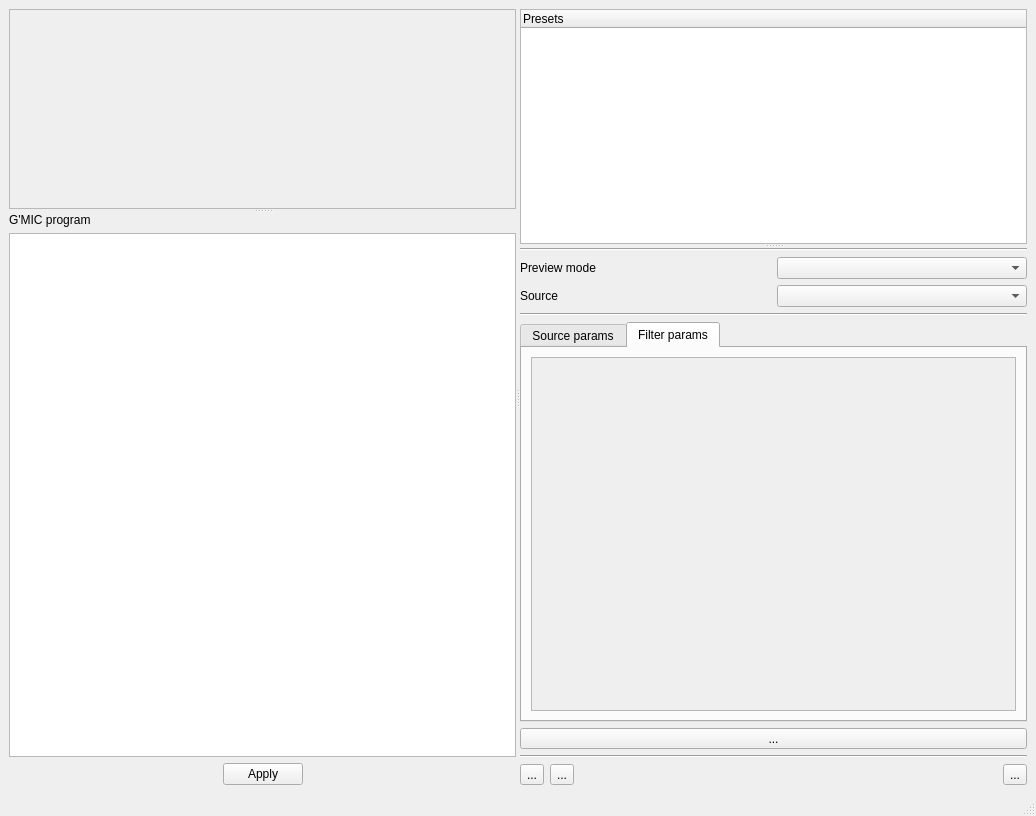
Before: the Qt Designer form zart/ui/MainWindow.ui in mneumann/gmic-minimal, drawn with Qt 5.
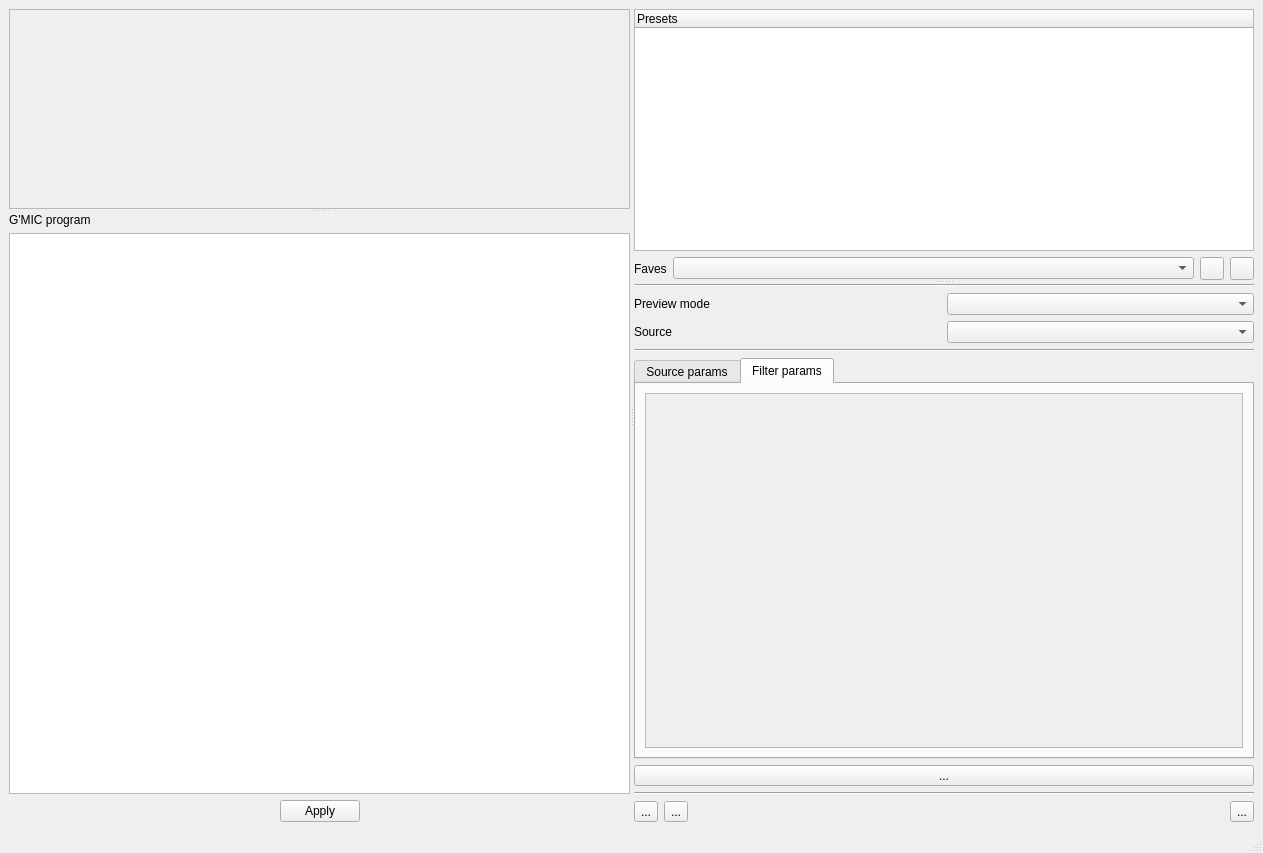
After: the same form once the commit is applied. The open tabs and pages were chosen to show the change. Icons and pictures are not drawn. Custom widgets are drawn as their Qt base class.

What changed in the file:
```diff
--- a/zart/ui/MainWindow.ui
+++ b/zart/ui/MainWindow.ui
@@ -6,16 +6,16 @@
    <rect>
     <x>0</x>
     <y>0</y>
-    <width>1036</width>
-    <height>816</height>
+    <width>1263</width>
+    <height>853</height>
    </rect>
   </property>
   <property name="windowTitle">
    <string>MainWindow</string>
   </property>
   <widget class="QWidget" name="centralwidget">
-   <layout class="QGridLayout" name="gridLayout_9">
-    <item row="0" column="0">
+   <layout class="QHBoxLayout" name="horizontalLayout_3">
+    <item>
      <widget class="QSplitter" name="_verticalSplitter">
       <property name="orientation">
        <enum>Qt::Horizontal</enum>
@@ -155,12 +155,15 @@
          <verstretch>0</verstretch>
         </sizepolicy>
        </property>
-       <layout class="QGridLayout" name="gridLayout_8">
-        <item row="0" column="0">
+       <layout class="QVBoxLayout" name="verticalLayout_5">
+        <item>
          <widget class="QSplitter" name="_rightPanelSplitter">
           <property name="orientation">
            <enum>Qt::Vertical</enum>
           </property>
+          <widget class="QWidget" name="layoutWidget1">
+           <layout class="QVBoxLayout" name="verticalLayout_4">
+            <item>
           <widget class="QTreeWidget" name="_treeGPresets">
            <property name="sizePolicy">
             <sizepolicy hsizetype="Preferred" vsizetype="MinimumExpanding">
@@ -174,7 +177,36 @@
             </property>
            </column>
           </widget>
-          <widget class="QWidget" name="layoutWidget">
+            </item>
+            <item>
+             <layout class="QHBoxLayout" name="horizontalLayout">
+              <item>
+               <widget class="QLabel" name="label_14">
+                <property name="sizePolicy">
+                 <sizepolicy hsizetype="Fixed" vsizetype="Preferred">
+                  <horstretch>0</horstretch>
+                  <verstretch>0</verstretch>
+                 </sizepolicy>
+                </property>
+                <property name="text">
+                 <string>Faves</string>
+                </property>
+               </widget>
+              </item>
+              <item>
+               <widget class="QComboBox" name="_cbFaves"/>
+              </item>
+              <item>
+               <widget class="QToolButton" name="_tbAddFave"/>
+              </item>
+              <item>
+               <widget class="QToolButton" name="_tbRemoveFave"/>
+              </item>
+             </layout>
+            </item>
+           </layout>
+          </widget>
+          <widget class="QWidget" name="layoutWidget3">
            <layout class="QVBoxLayout" name="verticalLayout_2">
             <item>
              <widget class="Line" name="line">
@@ -523,7 +555,7 @@
                     <rect>
                      <x>0</x>
                      <y>0</y>
-                     <width>80</width>
+                     <width>62</width>
                      <height>16</height>
                     </rect>
                    </property>
@@ -588,6 +620,12 @@
              <layout class="QHBoxLayout" name="horizontalLayout_2">
               <item>
                <widget class="QToolButton" name="_tbZoomOriginal">
+                <property name="sizePolicy">
+                 <sizepolicy hsizetype="Preferred" vsizetype="Preferred">
+                  <horstretch>0</horstretch>
+                  <verstretch>0</verstretch>
+                 </sizepolicy>
+                </property>
                 <property name="toolTip">
                  <string>Set zoom factor to 1:1</string>
                 </property>
@@ -598,16 +636,16 @@
                  <iconset resource="../zart.qrc">
                   <normaloff>:/images/zoom-original.png</normaloff>:/images/zoom-original.png</iconset>
                 </property>
-                <property name="iconSize">
-                 <size>
-                  <width>24</width>
-                  <height>24</height>
-                 </size>
-                </property>
                </widget>
               </item>
               <item>
                <widget class="QToolButton" name="_tbZoomFit">
+                <property name="sizePolicy">
+                 <sizepolicy hsizetype="Preferred" vsizetype="Preferred">
+                  <horstretch>0</horstretch>
+                  <verstretch>0</verstretch>
+                 </sizepolicy>
+                </property>
                 <property name="toolTip">
                  <string>Best fit zoom</string>
                 </property>
@@ -642,7 +680,7 @@
               <item>
                <widget class="QToolButton" name="_tbCamera">
                 <property name="sizePolicy">
-                 <sizepolicy hsizetype="Minimum" vsizetype="Fixed">
+                 <sizepolicy hsizetype="Preferred" vsizetype="Preferred">
                   <horstretch>0</horstretch>
                   <verstretch>0</verstretch>
                  </sizepolicy>
@@ -657,12 +695,6 @@
                  <iconset resource="../zart.qrc">
                   <normaloff>:/images/camera.png</normaloff>:/images/camera.png</iconset>
                 </property>
-                <property name="iconSize">
-                 <size>
-                  <width>24</width>
-                  <height>24</height>
-                 </size>
-                </property>
                </widget>
               </item>
              </layout>
```
Left out of the diff: 6 changed lines with no effect on the pictures. Lines whose indentation alone changed are shown as unchanged.
